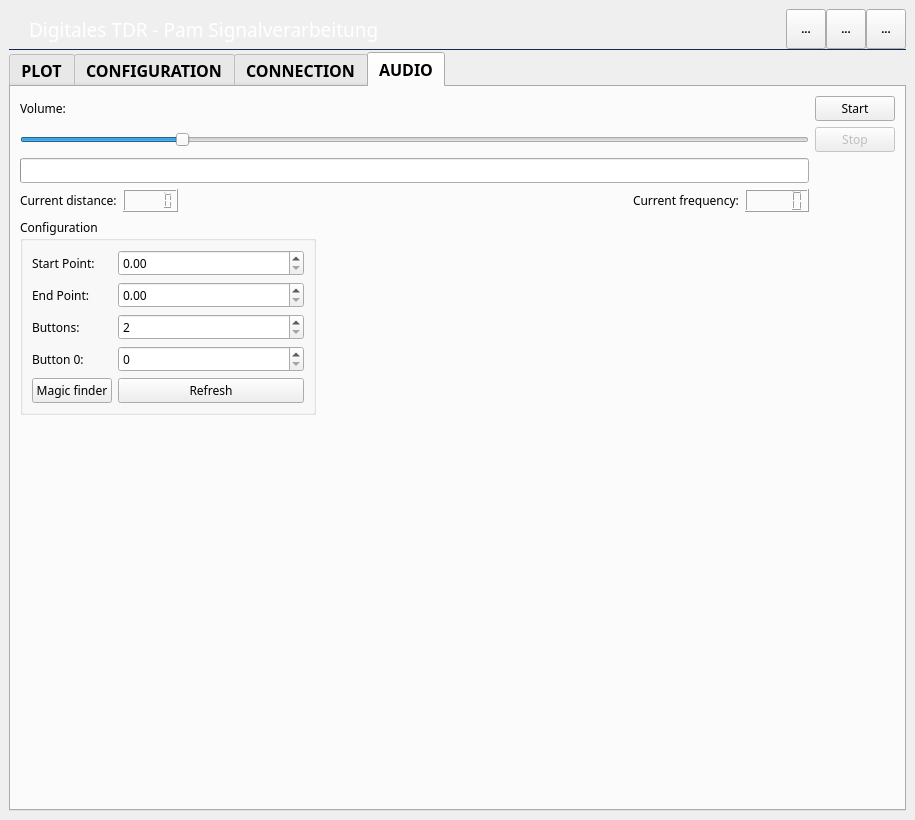
Before: the Qt Designer form resources/Mainwindow.ui in arongrk/Pam, drawn with Qt 5.
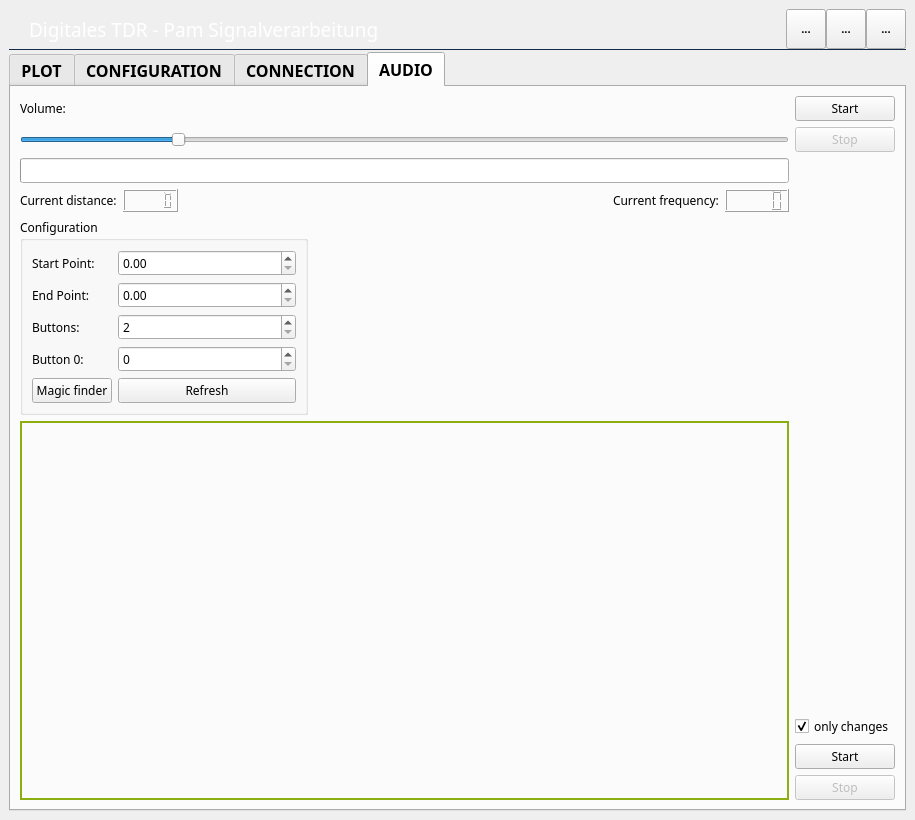
After: the same form once the commit is applied. The open tabs and pages were chosen to show the change. Icons and pictures are not drawn. Custom widgets are drawn as their Qt base class.

Patch:
```diff
--- a/resources/Mainwindow.ui
+++ b/resources/Mainwindow.ui
@@ -2810,23 +2810,21 @@
          <attribute name="title">
           <string>AUDIO</string>
          </attribute>
-         <layout class="QGridLayout" name="gridLayout_12" rowstretch="0,0,0,0,0,0,0,0,1" columnstretch="11,1">
-          <item row="4" column="0">
-           <widget class="QProgressBar" name="distance_bar">
-            <property name="minimum">
-             <number>0</number>
+         <layout class="QGridLayout" name="gridLayout_12" rowstretch="0,0,0,0,0,0,0,0,0" columnstretch="11,0">
+          <item row="8" column="0">
+           <widget class="PlotWidget" name="graph_sine" native="true">
+            <property name="styleSheet">
+             <string notr="true">QWidget {
+	border: 2px solid #8dae10;
+}
+</string>
             </property>
-            <property name="maximum">
-             <number>10000</number>
-            </property>
-            <property name="value">
-             <number>0</number>
-            </property>
-            <property name="textVisible">
-             <bool>false</bool>
-            </property>
-            <property name="format">
-             <string>0</string>
+           </widget>
+          </item>
+          <item row="0" column="1">
+           <widget class="QPushButton" name="start_sound_button">
+            <property name="text">
+             <string>Start</string>
             </property>
            </widget>
           </item>
@@ -2928,13 +2926,6 @@
             </item>
            </layout>
           </item>
-          <item row="0" column="0">
-           <widget class="QLabel" name="label_35">
-            <property name="text">
-             <string>Volume:</string>
-            </property>
-           </widget>
-          </item>
           <item row="1" column="0">
            <widget class="QSlider" name="volume_slider">
             <property name="maximum">
@@ -2948,6 +2939,25 @@
             </property>
            </widget>
           </item>
+          <item row="4" column="0">
+           <widget class="QProgressBar" name="distance_bar">
+            <property name="minimum">
+             <number>0</number>
+            </property>
+            <property name="maximum">
+             <number>10000</number>
+            </property>
+            <property name="value">
+             <number>0</number>
+            </property>
+            <property name="textVisible">
+             <bool>false</bool>
+            </property>
+            <property name="format">
+             <string>0</string>
+            </property>
+           </widget>
+          </item>
           <item row="1" column="1">
            <widget class="QPushButton" name="stop_sound_button">
             <property name="enabled">
@@ -2958,23 +2968,10 @@
             </property>
            </widget>
           </item>
-          <item row="8" column="0">
-           <spacer name="verticalSpacer_7">
-            <property name="orientation">
-             <enum>Qt::Vertical</enum>
-            </property>
-            <property name="sizeHint" stdset="0">
-             <size>
-              <width>20</width>
-              <height>40</height>
-             </size>
-            </property>
-           </spacer>
-          </item>
-          <item row="0" column="1">
-           <widget class="QPushButton" name="start_sound_button">
+          <item row="0" column="0">
+           <widget class="QLabel" name="label_35">
             <property name="text">
-             <string>Start</string>
+             <string>Volume:</string>
             </property>
            </widget>
           </item>
@@ -3022,6 +3019,50 @@
             </item>
            </layout>
           </item>
+          <item row="8" column="1">
+           <layout class="QVBoxLayout" name="verticalLayout_11">
+            <item>
+             <spacer name="verticalSpacer_10">
+              <property name="orientation">
+               <enum>Qt::Vertical</enum>
+              </property>
+              <property name="sizeHint" stdset="0">
+               <size>
+                <width>20</width>
+                <height>40</height>
+               </size>
+              </property>
+             </spacer>
+            </item>
+            <item>
+             <widget class="QCheckBox" name="only_changes_sine_box">
+              <property name="text">
+               <string>only changes</string>
+              </property>
+              <property name="checked">
+               <bool>true</bool>
+              </property>
+             </widget>
+            </item>
+            <item>
+             <widget class="QPushButton" name="start_sine_plot_button">
+              <property name="text">
+               <string>Start</string>
+              </property>
+             </widget>
+            </item>
+            <item>
+             <widget class="QPushButton" name="stop_sine_plot_button">
+              <property name="enabled">
+               <bool>false</bool>
+              </property>
+              <property name="text">
+               <string>Stop</string>
+              </property>
+             </widget>
+            </item>
+           </layout>
+          </item>
          </layout>
         </widget>
        </widget>
```
